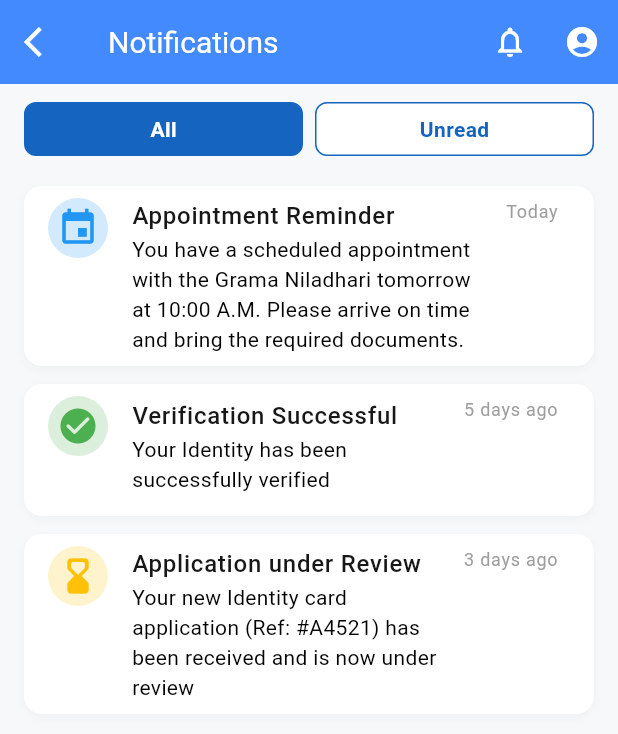
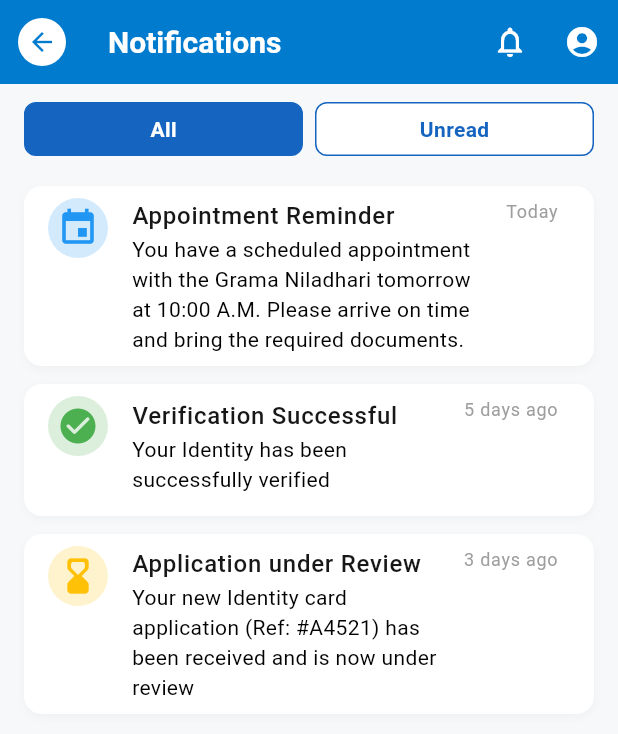
Before and after one commit to TeamSudoForge/SudoForge_GovConnect, a Flutter app: the screen it shows after launch, after a tap on "Go to Notifications", on a phone screen of 412 x 824 dp. Shown: the top 734 px of the screen. Run offline on Flutter 3.47's test engine with Material 3 defaults, Android fonts, the phone set to English and light mode, and no system bars; our stand-ins replace remixicon.

Commit message:
fix: navigation and themes in common app bar

```diff
--- a/frontend/lib/main.dart
+++ b/frontend/lib/main.dart
@@ -1,7 +1,8 @@
 import 'package:flutter/material.dart';
 import 'src/presentation/screens/login_screen.dart';
-import 'src/presentation/screens/notifications_screen.dart';
 import 'src/core/theme/theme_config.dart';
+import 'src/presentation/widgets/common_app_bar.dart';
+import 'src/core/routes/app_routes.dart';
 
 void main() {
   runApp(const GovConnectApp());
@@ -18,6 +19,7 @@ class GovConnectApp extends StatelessWidget {
       title: 'GovConnect',
       theme: AppTheme.lightTheme(fontScale),
       darkTheme: AppTheme.darkTheme(fontScale),
+      routes: {...AppRoutes.routes..remove(AppRoutes.initialRoute)},
       home: const HomePage(),
     );
   }
@@ -29,7 +31,12 @@ class HomePage extends StatelessWidget {
   @override
   Widget build(BuildContext context) {
     return Scaffold(
-      appBar: AppBar(title: const Text('GovConnect Home')),
+      appBar: CommonAppBar(
+        title: 'GovConnect Home',
+        showBackButton: false,
+        showNotifications: true,
+        showProfile: true,
+      ),
       body: Center(
         child: Column(
           mainAxisAlignment: MainAxisAlignment.center,
@@ -38,18 +45,14 @@ class HomePage extends StatelessWidget {
               onPressed: () {
                 Navigator.of(
                   context,
-                ).push(MaterialPageRoute(builder: (_) => const LoginScreen()));
+                ).pushNamed(AppRoutes.govConnectSignInScreen);
               },
               child: const Text('Go to Login'),
             ),
             const SizedBox(height: 16),
             ElevatedButton(
               onPressed: () {
-                Navigator.of(context).push(
-                  MaterialPageRoute(
-                    builder: (_) => const NotificationsScreen(),
-                  ),
-                );
+                Navigator.of(context).pushNamed(AppRoutes.notificationsScreen);
               },
               child: const Text('Go to Notifications'),
             ),
--- a/frontend/lib/src/core/routes/app_routes.dart
+++ b/frontend/lib/src/core/routes/app_routes.dart
@@ -8,7 +8,7 @@ class AppRoutes {
   static const String govConnectSignInScreen = '/gov_connect_sign_in_screen';
   static const String emailVerificationScreen = '/email_verification_screen';
   static const String appNavigationScreen = '/app_navigation_screen';
-  static const String notificationsScreen = '/notifications_screen';
+  static const String notificationsScreen = '/notifications';
 
   static const String initialRoute = '/';
 
--- a/frontend/lib/src/core/theme/theme_config.dart
+++ b/frontend/lib/src/core/theme/theme_config.dart
@@ -49,6 +49,12 @@ class AppTheme {
       appBarTheme: const AppBarTheme(
         backgroundColor: AppColors.colorFF007B,
         foregroundColor: AppColors.whiteCustom,
+        iconTheme: IconThemeData(color: AppColors.whiteCustom),
+        titleTextStyle: TextStyle(
+          color: AppColors.whiteCustom,
+          fontSize: 20,
+          fontWeight: FontWeight.w600,
+        ),
       ),
       // ...other theme properties as needed
     );
@@ -69,6 +75,12 @@ class AppTheme {
       appBarTheme: const AppBarTheme(
         backgroundColor: AppColors.colorFF007B,
         foregroundColor: AppColors.whiteCustom,
+        iconTheme: IconThemeData(color: AppColors.whiteCustom),
+        titleTextStyle: TextStyle(
+          color: AppColors.whiteCustom,
+          fontSize: 20,
+          fontWeight: FontWeight.w600,
+        ),
       ),
       // ...other theme properties as needed
     );
--- a/frontend/lib/src/presentation/widgets/common_app_bar.dart
+++ b/frontend/lib/src/presentation/widgets/common_app_bar.dart
@@ -1,13 +1,9 @@
 import 'package:flutter/material.dart';
-import '../../core/theme/text_style_helper.dart';
+import 'package:gov_connect/src/core/routes/app_routes.dart';
 
 class CommonAppBar extends StatelessWidget implements PreferredSizeWidget {
   final String title;
-  final TextStyle? titleStyle;
   final List<Widget>? actions;
-  final Color? backgroundColor;
-  final Color? iconColor;
-  final Color? textColor;
   final double elevation;
   final bool showBackButton;
   final bool showNotifications;
@@ -19,10 +15,7 @@ class CommonAppBar extends StatelessWidget implements PreferredSizeWidget {
   const CommonAppBar({
     Key? key,
     required this.title,
-    this.titleStyle,
     this.actions,
-    this.backgroundColor,
-    this.iconColor,
     this.elevation = 0,
     this.showBackButton = true,
     this.showNotifications = true,
@@ -30,16 +23,14 @@ class CommonAppBar extends StatelessWidget implements PreferredSizeWidget {
     this.onBack,
     this.onNotifications,
     this.onProfile,
-    this.textColor,
   }) : super(key: key);
 
   @override
   Widget build(BuildContext context) {
-    final styles = TextStyleHelper.instance;
     void defaultNotificationsNav() {
       final current = ModalRoute.of(context)?.settings.name;
-      if (current != '/notifications_screen') {
-        Navigator.of(context).pushNamed('/notifications_screen');
+      if (current != AppRoutes.notificationsScreen) {
+        Navigator.of(context).pushNamed(AppRoutes.notificationsScreen);
       }
     }
 
@@ -50,16 +41,20 @@ class CommonAppBar extends StatelessWidget implements PreferredSizeWidget {
     return AppBar(
       leading: showBackButton
           ? IconButton(
-              icon: const Icon(Icons.arrow_back_ios),
+              icon: CircleAvatar(
+                backgroundColor: Colors.white,
+                radius: 16,
+                child: Icon(
+                  Icons.arrow_back,
+                  color: Theme.of(context).colorScheme.primary,
+                  size: 20,
+                ),
+              ),
               onPressed: onBack ?? () => Navigator.of(context).maybePop(),
               tooltip: 'Back',
             )
           : null,
-      title: Text(
-        title,
-        style: (titleStyle ?? styles.title20).copyWith(color: Colors.white),
-      ),
-      backgroundColor: backgroundColor ?? Colors.blueAccent,
+      title: Text(title),
       elevation: elevation,
       actions: [
         if (showNotifications)
@@ -76,7 +71,6 @@ class CommonAppBar extends StatelessWidget implements PreferredSizeWidget {
           ),
         if (actions != null) ...actions!,
       ],
-      iconTheme: IconThemeData(color: iconColor ?? Colors.black),
     );
   }
 
```
